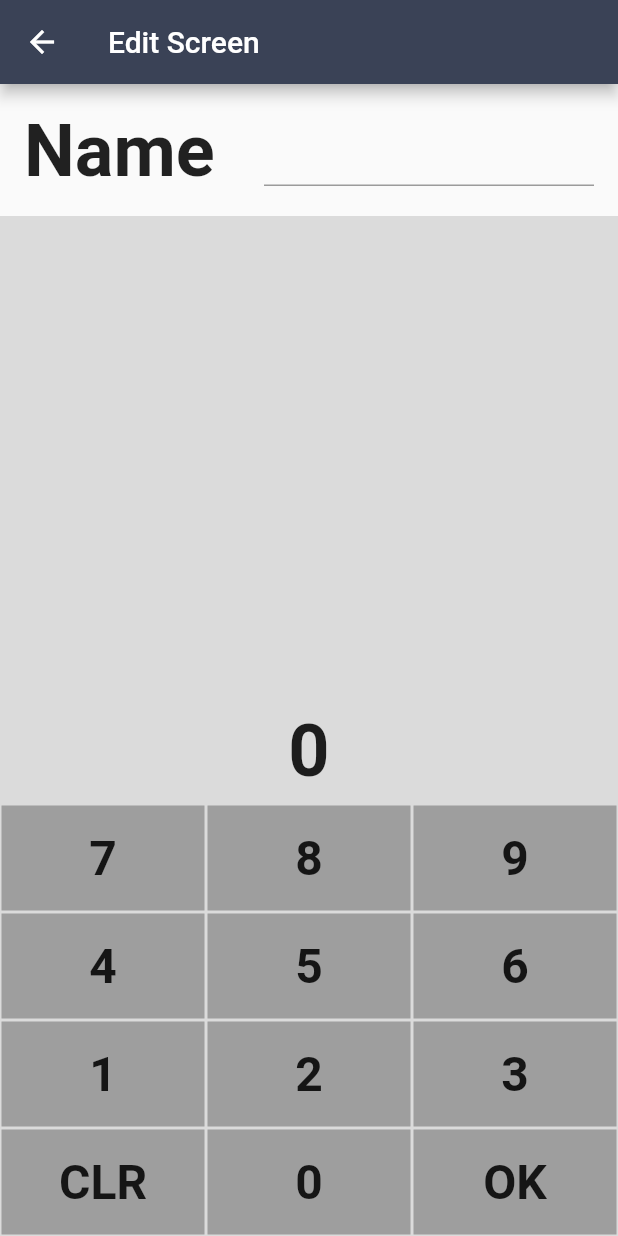
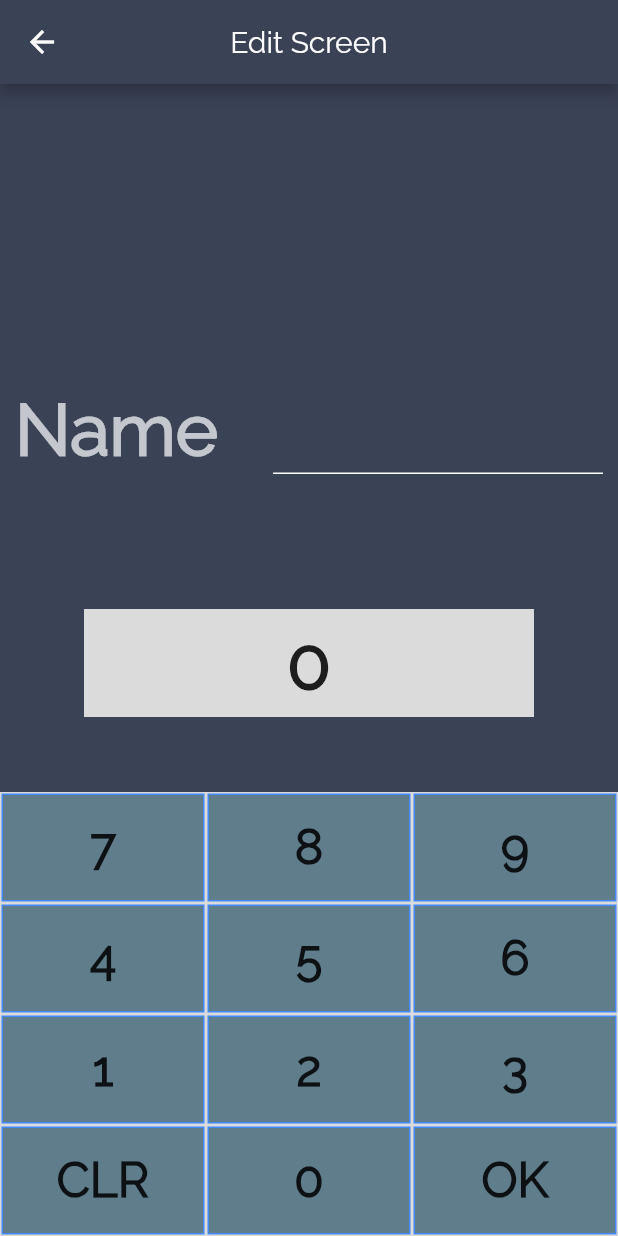
Before and after one commit to nasroon/Mid-flutter, a Flutter app: the screen it shows after launch, after a tap on the "add" icon, on a phone screen of 412 x 824 dp. Run offline on Flutter 3.47's test engine with Material 2 defaults, Android fonts, the phone set to English and light mode, and no system bars; our stand-ins replace auto_animated; missing offline and left inert: slimy_card.

Commit message:
last commit

```diff
--- a/Downloads/mid/lib/edit_screen.dart
+++ b/Downloads/mid/lib/edit_screen.dart
@@ -25,13 +25,17 @@ class _EditScreenState extends State<EditScreen> {
   @override
   Widget build(BuildContext context) {
     return Scaffold(
+      backgroundColor: Color.fromRGBO(58, 66, 86, 1.0),
       resizeToAvoidBottomPadding: false,
       appBar: AppBar(
+        centerTitle: true,
         title: Text("Edit Screen"),
       ),
       body: Container(
           child: Column(
+        crossAxisAlignment: CrossAxisAlignment.center,
         mainAxisSize: MainAxisSize.max,
+        mainAxisAlignment: MainAxisAlignment.end,
         children: <Widget>[
           buildName(),
           buildAnswerWidget(),
@@ -43,12 +47,15 @@ class _EditScreenState extends State<EditScreen> {
 
   Widget buildName() {
     return Padding(
-        padding: const EdgeInsets.all(16.0),
+        padding: const EdgeInsets.all(10.0),
         child: Row(
           mainAxisAlignment: MainAxisAlignment.spaceBetween,
           children: <Widget>[
             Text("Name",
-                style: TextStyle(fontSize: 48, fontWeight: FontWeight.bold)),
+                style: TextStyle(
+                    color: Colors.white70,
+                    fontSize: 48,
+                    fontWeight: FontWeight.bold)),
             Container(width: 220, child: printTextfeild())
           ],
         ));
@@ -59,17 +66,23 @@ class _EditScreenState extends State<EditScreen> {
       controller.text = widget.std.name;
     }
     return TextField(
+      style: TextStyle(fontSize: 30,color: Colors.white),
       controller: controller,
       decoration: InputDecoration(
+        enabledBorder: UnderlineInputBorder(
+          borderSide: BorderSide(color: Colors.white),
+        ),
         errorText: _validate ? 'Value Can\'t Be Empty' : null,
       ),
     );
   }
 
   Widget buildAnswerWidget() {
-    return Expanded(
-        child: Container(
-            padding: EdgeInsets.all(8),
+    return Container(
+        margin: EdgeInsets.only(top: 80),
+        constraints:
+            BoxConstraints(minWidth: 100, maxWidth: 300), ////////////////
+        padding: EdgeInsets.all(8), //////////////////
         color: Color(0xffdbdbdb),
         child: Align(
             alignment: Alignment.bottomCenter,
@@ -78,13 +91,14 @@ class _EditScreenState extends State<EditScreen> {
                 mainAxisSize: MainAxisSize.min,
                 children: <Widget>[
                   Text(answer,
-                          style: TextStyle(
-                              fontSize: 48, fontWeight: FontWeight.bold))
-                    ]))));
+                      style:
+                          TextStyle(fontSize: 48, fontWeight: FontWeight.bold))
+                ])));
   }
 
   Widget buildNumPadWidget() {
     return Container(
+        margin: EdgeInsets.only(top: 50), ///////////////////////////
         color: Color(0xffdbdbdb),
         child: Column(
           mainAxisSize: MainAxisSize.max,
@@ -181,12 +195,14 @@ class _EditScreenState extends State<EditScreen> {
 
   void addNumberToAnswer(int number) {
     setState(() {
+      if (int.parse(answer) < 10) {
         if (number == 0 && answer == "0") {
           // Not do anything.
         } else if (number != 0 && answer == "0") {
           answer = number.toString();
         } else {
           answer += number.toString();
+        }
       }
     });
   }
@@ -196,8 +212,9 @@ class _EditScreenState extends State<EditScreen> {
     Widget widget;
     widget = Container(
         margin: EdgeInsets.all(1),
+        decoration: BoxDecoration(border: Border.all(color: Colors.blueAccent)),
         child: Material(
-            color: Colors.grey,
+            color: Colors.blueGrey,
             child: InkWell(
                 onTap: onTap,
                 splashColor: Colors.blue,
--- a/Downloads/mid/lib/home_screen.dart
+++ b/Downloads/mid/lib/home_screen.dart
@@ -1,3 +1,4 @@
+import 'package:auto_animated/auto_animated.dart';
 import 'package:flutter/material.dart';
 import 'package:mid/edit_screen.dart';
 import 'package:mid/show_screen.dart';
@@ -12,6 +13,14 @@ List<StudentData> student = [
   StudentData(4, "John", 60)
 ];
 
+final options = LiveOptions(
+  delay: Duration(seconds: 1),
+  showItemInterval: Duration(milliseconds: 500),
+  showItemDuration: Duration(milliseconds: 500),
+  visibleFraction: 0.05,
+  reAnimateOnVisibility: false,
+);
+
 class HomeParameter {
   final int id, score;
   final String name;
@@ -21,6 +30,7 @@ class HomeParameter {
 class HomeScreen extends StatefulWidget {
   final int id, score;
   final String name;
+
   HomeScreen({this.name, this.score, this.id});
 
   @override
@@ -36,14 +46,13 @@ class _HomeScreenState extends State<HomeScreen> {
         elevation: 0.1,
         backgroundColor: Color.fromRGBO(58, 66, 86, 1.0),
         title: Text("My List"),
+        centerTitle: true,
       ),
-      body: ListView.builder(
+      body: LiveList.options(
+        options: options,
+        itemBuilder: buildAnimatedItem,
         scrollDirection: Axis.vertical,
-        shrinkWrap: true,
         itemCount: student.length,
-        itemBuilder: (BuildContext context, int index) {
-          return buildRow(context, index);
-        },
       ),
       floatingActionButtonLocation: FloatingActionButtonLocation.centerFloat,
       floatingActionButton: FloatingActionButton(
@@ -57,25 +66,27 @@ class _HomeScreenState extends State<HomeScreen> {
             borderRadius: BorderRadius.all(Radius.circular(16.0))),
         backgroundColor: Colors.green,
       ),
-      bottomNavigationBar: makeBottom,
     );
   }
 
-  final makeBottom = Container(
-    height: 55.0,
-    child: BottomAppBar(
-      color: Color.fromRGBO(58, 66, 86, 1.0),
-      child: Row(
-        mainAxisAlignment: MainAxisAlignment.spaceEvenly,
-        children: <Widget>[
-          IconButton(
-            icon: Icon(Icons.view_list, color: Colors.white),
-            onPressed: () {},
-          ),
-        ],
-      ),
-    ),
-  );
+  Widget buildAnimatedItem(
+    BuildContext context,
+    int index,
+    Animation<double> animation,
+  ) =>
+      FadeTransition(
+        opacity: Tween<double>(
+          begin: 0,
+          end: 1,
+        ).animate(animation),
+        child: SlideTransition(
+          position: Tween<Offset>(
+            begin: Offset(0, -0.1),
+            end: Offset.zero,
+          ).animate(animation),
+          child: buildRow(context, index),
+        ),
+      );
 
   void errorMessage() {
     AlertDialog alerterror = AlertDialog(
@@ -167,7 +178,6 @@ class _HomeScreenState extends State<HomeScreen> {
                         style: TextStyle(color: Colors.red),
                       ),
                       onPressed: () {
-                        // TODO: Delete the item from DB etc..
                         setState(() {
                           student.removeAt(i);
                           idUpdate();
@@ -206,13 +216,21 @@ class _HomeScreenState extends State<HomeScreen> {
   Widget buildList(int i) {
     return ListTile(
         contentPadding: EdgeInsets.symmetric(horizontal: 20.0, vertical: 10.0),
-        leading: Text(
-          "${i + 1} ",
-          style: TextStyle(color: Colors.white, fontWeight: FontWeight.bold),
+        leading: Container(
+          padding: EdgeInsets.only(right: 12.0),
+          decoration: new BoxDecoration(
+              border: new Border(
+                  right: new BorderSide(width: 1.0, color: Colors.white))),
+          child: Text(
+            "${i + 1} ",
+            style: TextStyle(
+                color: Colors.white, fontSize: 20, fontWeight: FontWeight.bold),
+          ),
         ),
         title: Text(
           "${student[i].name}",
-          style: TextStyle(color: Colors.white, fontWeight: FontWeight.bold),
+          style: TextStyle(
+              color: Colors.white, fontSize: 25, fontWeight: FontWeight.bold),
         ),
         //subtitle: Text(" ", style: TextStyle(color: Colors.white)),
         trailing: Container(
```
Also changed, not shown: Downloads/mid/lib/show_screen.dart (+124 -25 lines), Downloads/mid/pubspec.yaml (+8 -0 lines), Downloads/mid/fonts/Raleway-Regular.ttf (added), Downloads/mid/fonts/Raleway-Thin.ttf (added), Downloads/mid/pubspec.lock. Lines whose indentation alone changed are shown as unchanged.
